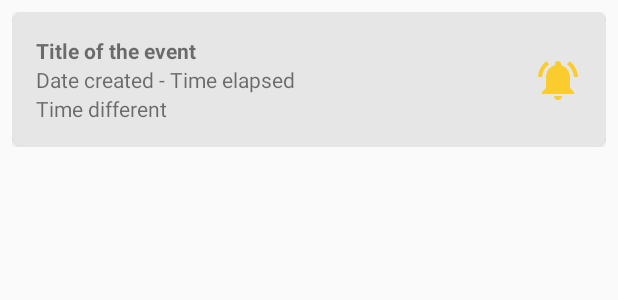
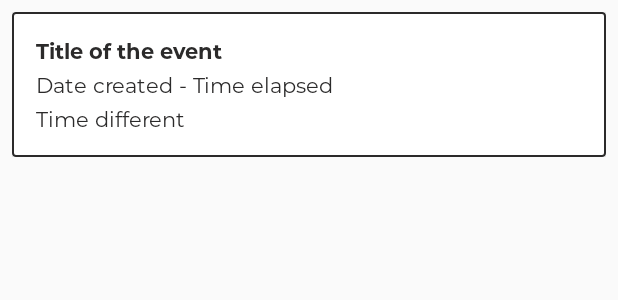
Before and after one commit to dan96and/EventList, an Android app: the layout cardview_event_until.xml on its own in the app's theme, with its tools: preview values and no code run, on a phone screen of 412 x 824 dp. Shown: the top 300 px of the screen. Run offline under Robolectric (Android 15) with nearby library versions, the phone set to English and light mode, and no system bars.

Commit message:
Implementación del diseño de las cardview

```diff
--- a/app/src/main/res/layout/cardview_event_until.xml
+++ b/app/src/main/res/layout/cardview_event_until.xml
@@ -6,16 +6,16 @@
     android:padding="8dp">
 
     <androidx.cardview.widget.CardView
-        card_view:cardBackgroundColor="@color/light_grey"
         android:layout_width="match_parent"
         android:layout_height="wrap_content"
-        card_view:cardCornerRadius="8dp">
+        android:elevation="10dp">
 
         <androidx.constraintlayout.widget.ConstraintLayout
-            android:padding="16dp"
             android:layout_width="match_parent"
             android:layout_height="match_parent"
-            android:orientation="vertical">
+            android:background="@drawable/edit_text_background"
+            android:orientation="vertical"
+            android:padding="16dp">
 
             <LinearLayout
                 android:id="@+id/linearLayout"
@@ -30,29 +30,36 @@
                     android:id="@+id/cvTitle"
                     android:layout_width="wrap_content"
                     android:layout_height="wrap_content"
-                    android:text="@string/lbl_TitleEvent"
-                    android:textStyle="bold" />
+                    android:fontFamily="@font/montserratbold"
+                    android:textColor="@color/black"
+                    android:text="@string/lbl_TitleEvent" />
 
                 <TextView
                     android:id="@+id/cvDate"
                     android:layout_width="wrap_content"
                     android:layout_height="wrap_content"
-                    android:text="@string/lbl_Date" />
+                    android:fontFamily="@font/montserratregular"
+                    android:paddingTop="4dp"
+                    android:text="@string/lbl_Date"
+                    android:textColor="@color/black" />
 
                 <TextView
                     android:id="@+id/cvTimeDifferent"
                     android:layout_width="wrap_content"
                     android:layout_height="wrap_content"
-                    android:text="@string/lbl_Time_Different" />
+                    android:fontFamily="@font/montserratregular"
+                    android:paddingTop="4dp"
+                    android:text="@string/lbl_Time_Different"
+                    android:textColor="@color/black" />
 
             </LinearLayout>
-
 
             <ImageView
                 android:id="@+id/ivNotification"
                 android:layout_width="32dp"
                 android:layout_height="32dp"
                 android:background="@drawable/ic_notification_active"
+                android:visibility="gone"
                 card_view:layout_constraintBottom_toBottomOf="parent"
                 card_view:layout_constraintEnd_toEndOf="parent"
                 card_view:layout_constraintTop_toTopOf="parent" />
```
Also changed, not shown: app/src/main/res/layout/cardview_event_since.xml (+13 -11 lines).
